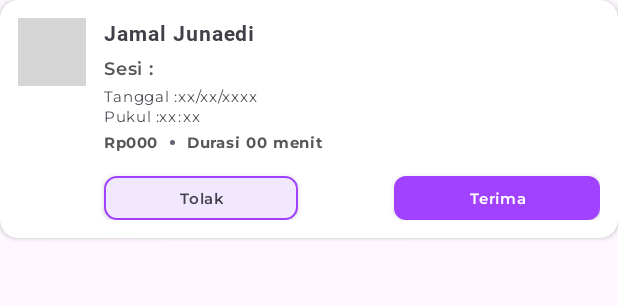
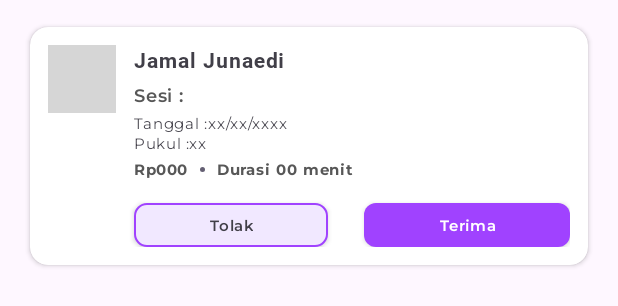
Before and after one commit to Sayyidusy/lead_charlie, an Android app: the layout item_request_rate_card.xml on its own in the app's theme, with its tools: preview values and no code run, on a phone screen of 412 x 824 dp. Shown: the top 306 px of the screen. Run offline under Robolectric (Android 15) with nearby library versions, the phone set to English and light mode, and no system bars; grey boxes are pictures that could not be loaded.

```diff
--- a/app/src/main/java/com/example/charlie/data/firebase/Constant.kt
+++ b/app/src/main/java/com/example/charlie/data/firebase/Constant.kt
@@ -2,4 +2,5 @@ package com.example.charlie.data.firebase
 
 object Constant{
     const val COLLECTION_RATE_CARD = "rate_card"
+    const val COLLECTION_REQUEST = "request"
 }
--- a/app/src/main/java/com/example/charlie/data/firebase/RateCardClient.kt
+++ b/app/src/main/java/com/example/charlie/data/firebase/RateCardClient.kt
@@ -1,6 +1,8 @@
 package com.example.charlie.data.firebase
 
 import com.example.charlie.data.firebase.Constant.COLLECTION_RATE_CARD
+import com.example.charlie.data.firebase.Constant.COLLECTION_REQUEST
+import com.example.charlie.data.model.RequestRateCard
 import com.google.firebase.firestore.ktx.firestore
 import com.google.firebase.ktx.Firebase
 
@@ -10,4 +12,8 @@ class RateCardClient {
 
     fun getAllRateCard()= db.collection(COLLECTION_RATE_CARD).get()
     fun getRateCard(id: String) = db.collection(COLLECTION_RATE_CARD).document(id).get()
+    fun getAllRequest() = db.collection(COLLECTION_REQUEST).get()
+    fun getRequest(id: String) = db.collection(COLLECTION_REQUEST).document(id).get()
+    fun addRequest(request: RequestRateCard) = db.collection(COLLECTION_REQUEST).add(request)
+    fun updateRequestStatus(id: String,value: String) = db.collection(COLLECTION_REQUEST).document(id).update("Status", value)
 }
--- a/app/src/main/java/com/example/charlie/ui/audiens/rate_card_schedule/request_jadwal/RequestJadwalFragment.kt
+++ b/app/src/main/java/com/example/charlie/ui/audiens/rate_card_schedule/request_jadwal/RequestJadwalFragment.kt
@@ -9,6 +9,7 @@ import android.view.LayoutInflater
 import android.view.View
 import android.view.ViewGroup
 import androidx.fragment.app.Fragment
+import com.example.charlie.data.firebase.RateCardClient
 import com.example.charlie.databinding.FragmentRequestJadwalBinding
 import java.time.LocalDate
 
@@ -16,6 +17,7 @@ class RequestJadwalFragment : Fragment() {
     private var _binding: FragmentRequestJadwalBinding? = null
 
     private val binding get() = _binding!!
+
     override fun onCreateView(
         inflater: LayoutInflater, container: ViewGroup?,
         savedInstanceState: Bundle?
--- a/app/src/main/res/layout/fragment_permintaan_jadwal.xml
+++ b/app/src/main/res/layout/fragment_permintaan_jadwal.xml
@@ -3,9 +3,7 @@
     android:layout_width="match_parent"
     android:layout_height="match_parent"
     xmlns:app="http://schemas.android.com/apk/res-auto"
-    xmlns:tools="http://schemas.android.com/tools"
-    android:layout_marginHorizontal="@dimen/margin_20dp"
-    android:layout_marginTop="@dimen/margin_18dp">
+    xmlns:tools="http://schemas.android.com/tools">
 
     <androidx.recyclerview.widget.RecyclerView
         android:id="@+id/rv_request_rate_card"
--- a/app/src/main/res/layout/item_request_rate_card.xml
+++ b/app/src/main/res/layout/item_request_rate_card.xml
@@ -5,7 +5,8 @@
     android:id="@+id/cv_rate_card"
     android:layout_width="match_parent"
     android:layout_height="wrap_content"
-    android:layout_marginBottom="@dimen/margin_18dp"
+    android:layout_marginHorizontal="@dimen/margin_20dp"
+    android:layout_marginTop="@dimen/margin_18dp"
     app:cardCornerRadius="@dimen/corner_12dp">
 
     <androidx.constraintlayout.widget.ConstraintLayout
@@ -18,8 +19,8 @@
             android:layout_width="45dp"
             android:layout_height="45dp"
             android:background="@drawable/container_circle_white"
+            android:clipToOutline="true"
             android:src="@drawable/requester_image"
-            android:clipToOutline="true"
             app:layout_constraintStart_toStartOf="parent"
             app:layout_constraintTop_toTopOf="parent" />
 
@@ -40,8 +41,8 @@
             android:id="@+id/tv_label_sesi"
             android:layout_width="wrap_content"
             android:layout_height="wrap_content"
+            android:layout_marginTop="@dimen/margin_6dp"
             android:text="@string/label_sesi"
-            android:layout_marginTop="@dimen/margin_6dp"
             android:textAppearance="@style/TextAppearance.DinotisOriginal.Body.Small.SemiBold"
             android:textColor="@color/text_grey"
             android:textSize="@dimen/text_12sp"
@@ -113,7 +114,7 @@
             app:layout_constraintTop_toBottomOf="@id/tv_label_tanggal" />
 
         <TextView
-            android:id="@+id/tv_hours"
+            android:id="@+id/tv_time"
             android:layout_width="wrap_content"
             android:layout_height="wrap_content"
             android:text="@string/dummy_xx"
@@ -124,43 +125,18 @@
             app:layout_constraintStart_toEndOf="@id/tv_label_pukul"
             app:layout_constraintTop_toTopOf="@id/tv_label_pukul" />
 
-        <TextView
-            android:id="@+id/tv_colon_time"
-            android:layout_width="wrap_content"
-            android:layout_height="wrap_content"
-            android:text="@string/colon"
-            android:layout_marginStart="@dimen/margin_1dp"
-            android:textAppearance="@style/TextAppearance.DinotisOriginal.Body.VerySmall.Reguler"
-            android:textColor="@color/text_black"
-            android:textSize="@dimen/text_10sp"
-            app:layout_constraintStart_toEndOf="@id/tv_hours"
-            app:layout_constraintTop_toTopOf="@id/tv_label_pukul"
-            app:layout_constraintBottom_toBottomOf="@id/tv_label_pukul"/>
-
-        <TextView
-            android:id="@+id/tv_minute"
-            android:layout_width="wrap_content"
-            android:layout_height="wrap_content"
-            android:layout_marginStart="@dimen/margin_1dp"
-            android:text="@string/dummy_xx"
-            android:textAppearance="@style/TextAppearance.DinotisOriginal.Body.VerySmall.Reguler"
-            android:textColor="@color/text_black"
-            android:textSize="@dimen/text_10sp"
-            app:layout_constraintStart_toEndOf="@id/tv_colon_time"
-            app:layout_constraintTop_toTopOf="@id/tv_label_pukul"
-            app:layout_constraintBottom_toBottomOf="@id/tv_label_pukul"/>
 
         <TextView
             android:id="@+id/tv_label_rp"
             android:layout_width="wrap_content"
             android:layout_height="wrap_content"
+            android:layout_marginTop="@dimen/margin_4dp"
             android:text="@string/label_rp"
-            android:layout_marginTop="@dimen/margin_4dp"
             android:textAppearance="@style/TextAppearance.DinotisOriginal.Body.VerySmall.Bold"
             android:textColor="@color/text_grey"
             android:textSize="@dimen/text_10sp"
             app:layout_constraintStart_toStartOf="@id/tv_label_sesi"
-            app:layout_constraintTop_toBottomOf="@id/tv_label_pukul"/>
+            app:layout_constraintTop_toBottomOf="@id/tv_label_pukul" />
 
         <TextView
             android:id="@+id/tv_price"
@@ -180,9 +156,9 @@
             android:layout_height="3dp"
             android:layout_marginStart="@dimen/margin_8dp"
             android:src="@drawable/circle_dark"
+            app:layout_constraintBottom_toBottomOf="@id/tv_label_rp"
             app:layout_constraintStart_toEndOf="@id/tv_price"
-            app:layout_constraintTop_toTopOf="@id/tv_label_rp"
-            app:layout_constraintBottom_toBottomOf="@id/tv_label_rp" />
+            app:layout_constraintTop_toTopOf="@id/tv_label_rp" />
 
         <TextView
             android:id="@+id/tv_label_durasi"
@@ -208,7 +184,7 @@
             android:textSize="@dimen/text_10sp"
             app:layout_constraintBottom_toBottomOf="@id/tv_label_rp"
             app:layout_constraintStart_toEndOf="@id/tv_label_durasi"
-            app:layout_constraintTop_toTopOf="@id/tv_label_rp"/>
+            app:layout_constraintTop_toTopOf="@id/tv_label_rp" />
 
         <TextView
             android:id="@+id/tv_label_menit"
@@ -227,21 +203,21 @@
             android:id="@+id/btn_tolak"
             android:layout_width="wrap_content"
             android:layout_height="wrap_content"
+            android:layout_marginTop="@dimen/margin_16dp"
             android:background="@drawable/button_light_purple_outlined"
+            android:minWidth="0dp"
+            android:minHeight="0dp"
+            android:paddingHorizontal="@dimen/margin_50dp"
+            android:paddingVertical="@dimen/margin_8dp"
+            android:text="@string/label_tolak"
+            android:textAllCaps="false"
             android:textAppearance="@style/TextAppearance.DinotisOriginal.Body.VerySmall.SemiBold"
+            android:textColor="@color/text_black"
             android:textSize="@dimen/text_10sp"
-            android:text="@string/label_tolak"
-            android:textColor="@color/text_black"
-            android:layout_marginTop="@dimen/margin_16dp"
-            android:minHeight="0dp"
-            android:minWidth="0dp"
-            android:paddingVertical="@dimen/margin_8dp"
-            android:paddingHorizontal="@dimen/margin_50dp"
-            android:textAllCaps="false"
+            app:layout_constraintEnd_toStartOf="@id/btn_terima"
             app:layout_constraintHorizontal_chainStyle="spread_inside"
             app:layout_constraintStart_toStartOf="@id/tv_label_sesi"
-            app:layout_constraintTop_toBottomOf="@id/tv_price"
-            app:layout_constraintEnd_toStartOf="@id/btn_terima"/>
+            app:layout_constraintTop_toBottomOf="@id/tv_price" />
 
         <androidx.appcompat.widget.AppCompatButton
             android:id="@+id/btn_terima"
```
Also changed, not shown: app/src/main/java/com/example/charlie/data/model/RequestRateCard.kt (added, +9 -0 lines), app/src/main/java/com/example/charlie/ui/kreator/kreator_home/permintaan_jadwal/PermintaanJadwalFragment.kt (+29 -0 lines), app/src/main/java/com/example/charlie/ui/kreator/kreator_home/permintaan_jadwal/adapter/RequestAdapter.kt (added, +22 -0 lines), app/src/main/java/com/example/charlie/ui/kreator/kreator_home/permintaan_jadwal/adapter/RequestDiffUtil.kt (added, +14 -0 lines), app/src/main/java/com/example/charlie/ui/kreator/kreator_home/permintaan_jadwal/adapter/RequestViewHolder.kt (added, +26 -0 lines), app/src/main/res/layout/fragment_request_jadwal.xml (+4 -3 lines).
